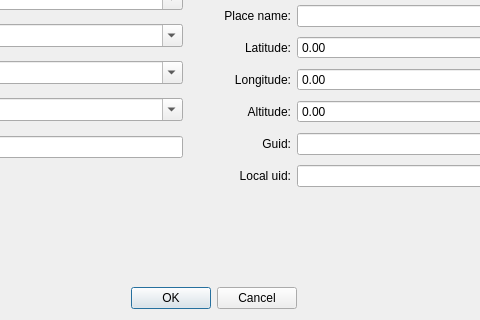
Old version of the form lib/dialog/EditNoteDialog.ui in the repository d1vanov/quentier; both pictures show x 260 to 740 and y 104 to 424 of the 948 by 424 pixel window.
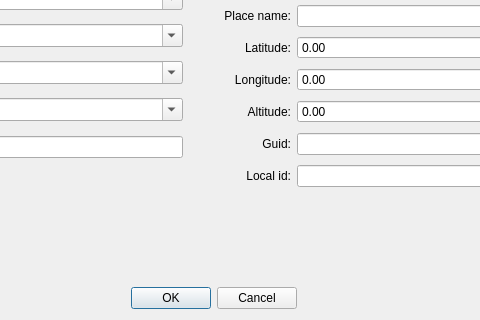
New version of the form.

Diff of the .ui file:
```diff
--- a/lib/dialog/EditNoteDialog.ui
+++ b/lib/dialog/EditNoteDialog.ui
@@ -491,7 +491,7 @@
         </size>
        </property>
        <property name="text">
-        <string>Local uid:</string>
+        <string>Local id:</string>
        </property>
        <property name="alignment">
         <set>Qt::AlignRight|Qt::AlignTrailing|Qt::AlignVCenter</set>
```
Left out of the diff: 4 changed lines with no effect on the pictures.
